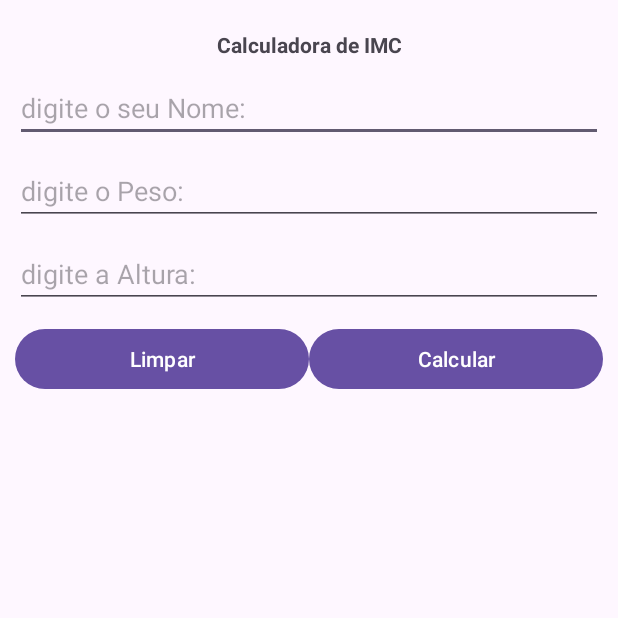
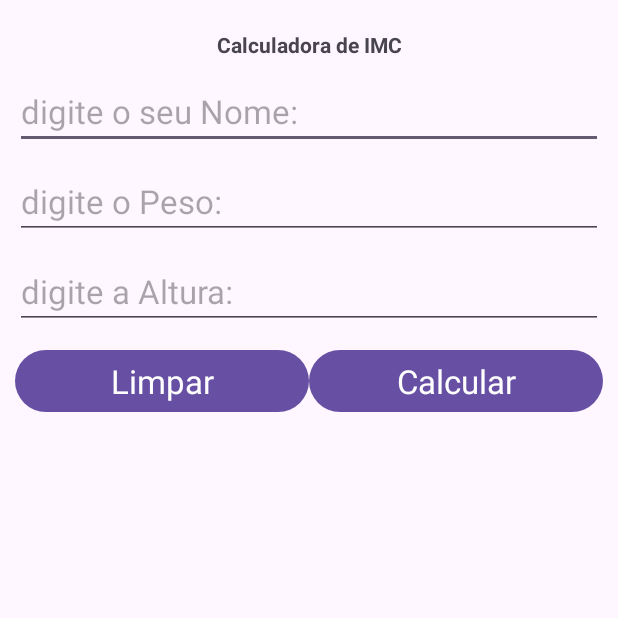
Before and after one commit to renatocouto1867/AppIMC, an Android app: the screen it shows after launch (MainActivity), on a phone screen of 412 x 824 dp, the top half of it. Run offline under Robolectric (Android 15) with nearby library versions, the phone set to English and light mode, and no system bars.

Commit message:
projeto novo

```diff
--- a/src/main/res/layout/activity_main.xml
+++ b/src/main/res/layout/activity_main.xml
@@ -21,8 +21,10 @@
         android:layout_height="wrap_content"
         android:layout_marginBottom="10dp"
         android:ems="10"
-        android:hint="digite o seu Nome:"
-        android:inputType="text" />
+        android:hint="@string/digite_o_seu_nome"
+        android:inputType="text"
+        android:textAppearance="@style/TextAppearance.AppCompat.Large"
+        />
 
     <EditText
         android:id="@+id/editTextPeso"
@@ -30,8 +32,10 @@
         android:layout_height="wrap_content"
         android:layout_marginBottom="10dp"
         android:ems="10"
-        android:hint="digite o Peso:"
-        android:inputType="numberDecimal" />
+        android:hint="@string/digite_o_peso"
+        android:inputType="numberDecimal"
+        android:textAppearance="@style/TextAppearance.AppCompat.Large"
+        />
 
     <EditText
         android:id="@+id/editTextAltura"
@@ -39,8 +43,10 @@
         android:layout_height="wrap_content"
         android:layout_marginBottom="10dp"
         android:ems="10"
-        android:hint="digite a Altura:"
-        android:inputType="numberDecimal" />
+        android:hint="@string/digite_a_altura"
+        android:inputType="numberDecimal"
+        android:textAppearance="@style/TextAppearance.AppCompat.Large"
+         />
 
     <TableLayout
         android:layout_width="match_parent"
@@ -56,14 +62,19 @@
                 android:layout_width="0dp"
                 android:layout_height="wrap_content"
                 android:layout_weight="1"
-                android:text="Limpar" />
+                android:text="@string/limpar"
+                android:textAppearance="@style/TextAppearance.AppCompat.Large"
+                />
+
 
             <Button
                 android:id="@+id/buttonCalcular"
                 android:layout_width="0dp"
                 android:layout_height="wrap_content"
                 android:layout_weight="1"
-                android:text="Calcular" />
+                android:text="@string/calcular"
+                android:textAppearance="@style/TextAppearance.AppCompat.Large"
+                />
 
         </TableRow>
 
--- a/src/main/res/values/strings.xml
+++ b/src/main/res/values/strings.xml
@@ -1,3 +1,8 @@
 <resources>
     <string name="app_name">AppIMC</string>
+    <string name="calcular">Calcular</string>
+    <string name="limpar">Limpar</string>
+    <string name="digite_o_seu_nome">digite o seu Nome:</string>
+    <string name="digite_o_peso">digite o Peso:</string>
+    <string name="digite_a_altura">digite a Altura:</string>
 </resources>
```
